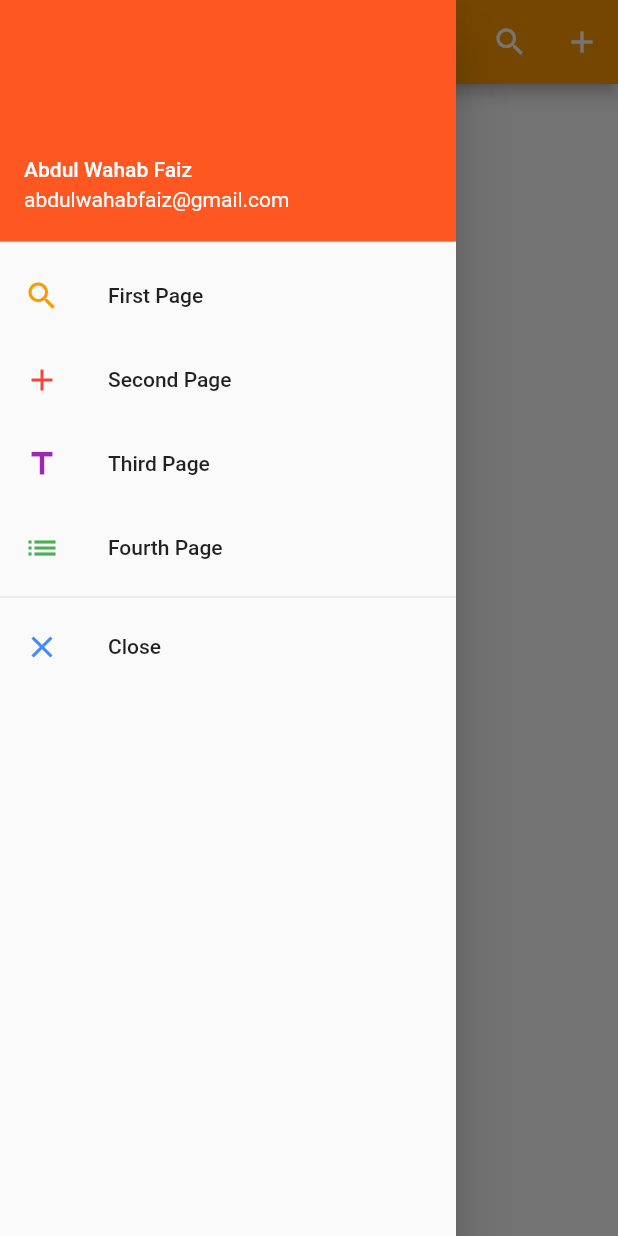
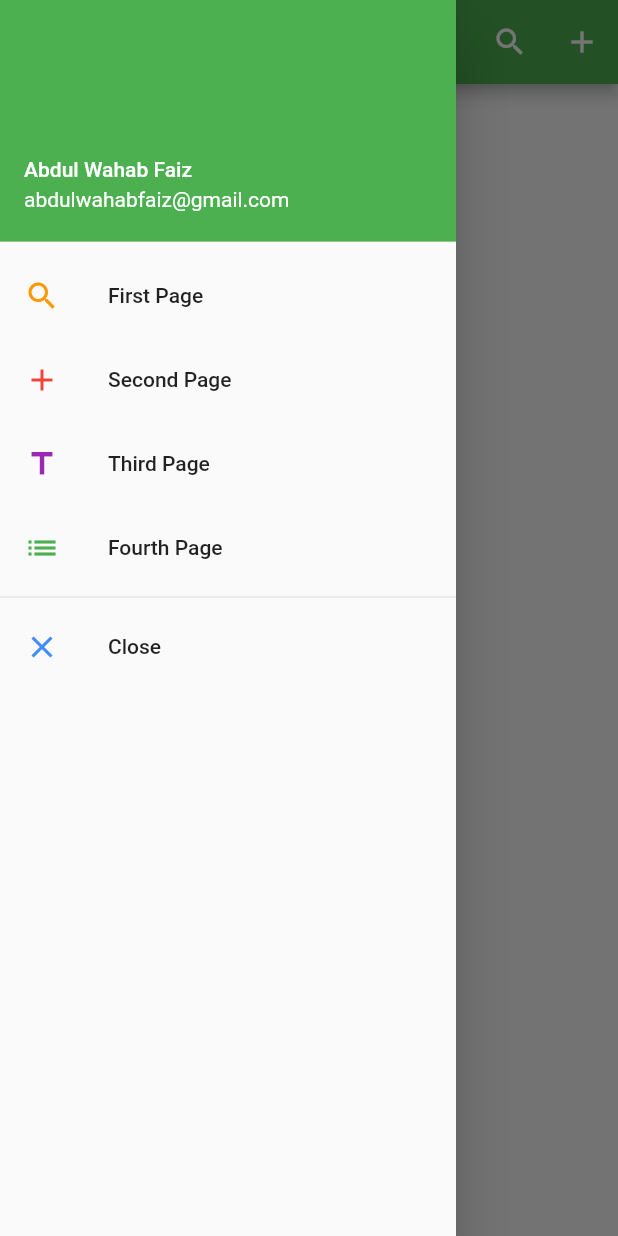
Before and after one commit to AWFKK/Flutter_Project, a Flutter app: the screen it shows after launch, with the side drawer open, on a phone screen of 412 x 824 dp. Run offline on Flutter 3.47's test engine with Material 2 defaults, Android fonts, the phone set to English and light mode, and no system bars; network calls fail.

Commit message:
From Office

```diff
--- a/lib/HomePage.dart
+++ b/lib/HomePage.dart
@@ -49,7 +49,7 @@ class _HomeState extends State<Home> {
       appBar: new AppBar(
         // App ToolBar
         title: new Text("JSON Parsing"), //ToolBar title
-        backgroundColor: Colors.orange,
+        backgroundColor: Colors.green,
         actions: <Widget>[
           //Adding Icon Button on Tool Bar
 
@@ -73,7 +73,7 @@ class _HomeState extends State<Home> {
               //Main Heading
               accountName: new Text("Abdul Wahab Faiz"),
               accountEmail: new Text("abdulwahabfaiz@gmail.com"),
-              decoration: new BoxDecoration(color: Colors.deepOrange),
+              decoration: new BoxDecoration(color: Colors.green),
             ),
 
             new ListTile(
```
Also changed, not shown: lib/Detail.dart (+53 -4 lines).
